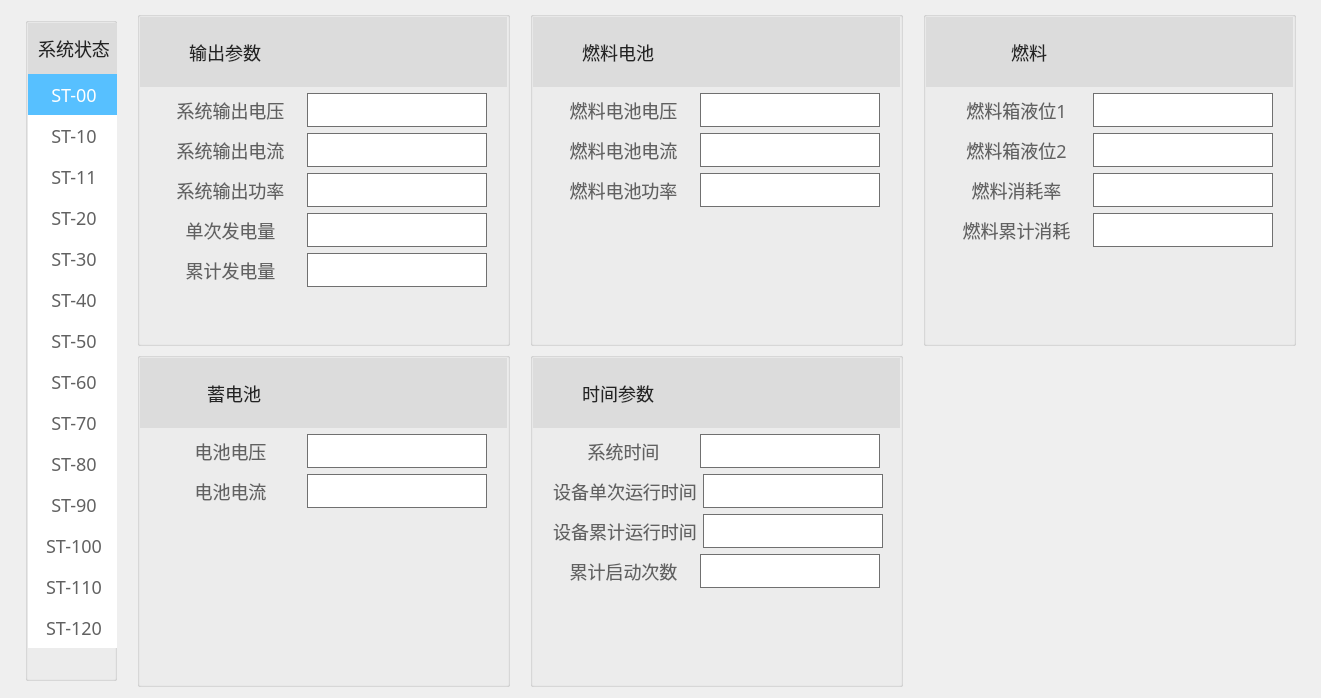
Qt form DeviceStatus/DataOverview/dataoverview.ui (Hccccc1/MOH_viewer) before a commit.
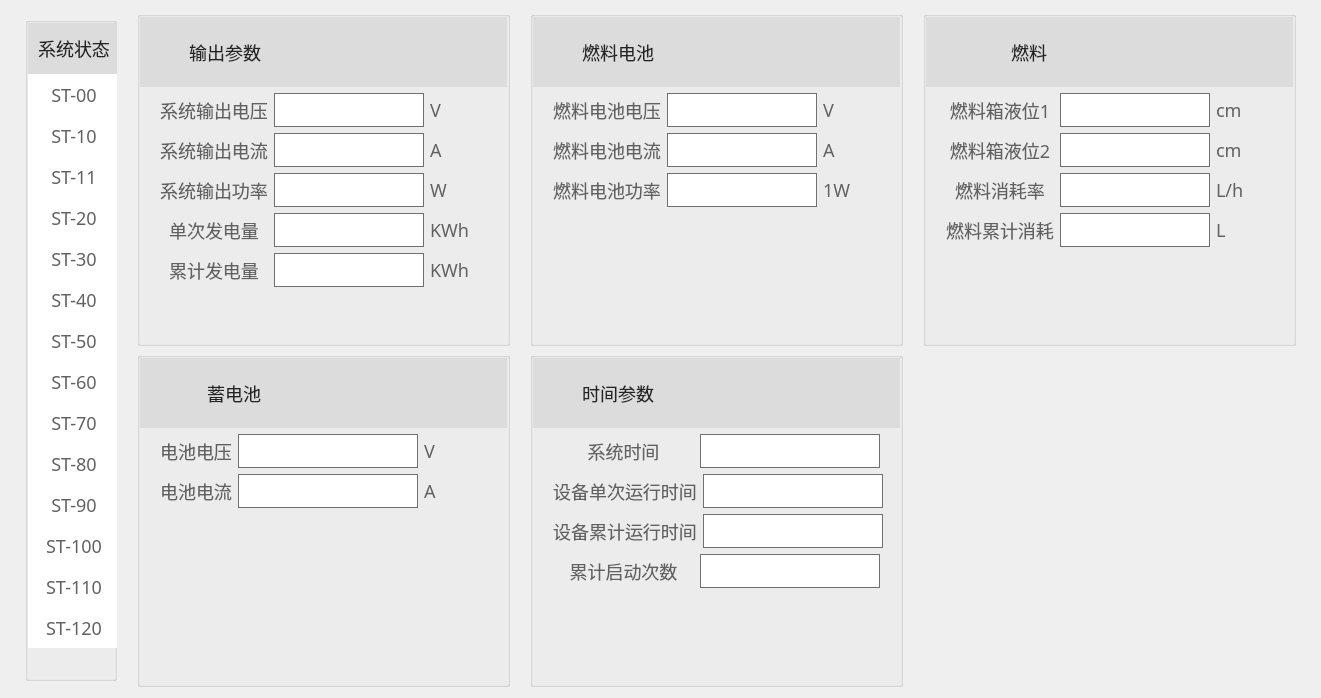
The same form after that commit.

Patch:
```diff
--- a/DeviceStatus/DataOverview/dataoverview.ui
+++ b/DeviceStatus/DataOverview/dataoverview.ui
@@ -101,12 +101,12 @@
         </property>
         <property name="styleSheet">
          <string notr="true">QLabel {
-background:rgba(87,192,255,1);
 font-size:18px;
 font-family:PingFang SC;
 font-weight:300;
 line-height:40px;
-color:rgba(255, 255, 255, 1);
+color:rgba(97,97,97,1);
+background:rgba(255,255,255,1);
 }</string>
         </property>
         <property name="text">
@@ -613,13 +613,13 @@
          <widget class="QLineEdit" name="totalFuelConsumption">
           <property name="minimumSize">
            <size>
-            <width>180</width>
+            <width>150</width>
             <height>34</height>
            </size>
           </property>
           <property name="maximumSize">
            <size>
-            <width>180</width>
+            <width>150</width>
             <height>34</height>
            </size>
           </property>
@@ -628,6 +628,22 @@
           </property>
          </widget>
         </item>
+        <item>
+         <widget class="QLabel" name="label_29">
+          <property name="styleSheet">
+           <string notr="true">QLabel {
+font-size:18px;
+font-family:PingFang SC;
+font-weight:300;
+line-height:50px;
+color:rgba(97,97,97,1);
+}</string>
+          </property>
+          <property name="text">
+           <string>L</string>
+          </property>
+         </widget>
+        </item>
        </layout>
       </item>
       <item row="2" column="0" colspan="2">
@@ -640,6 +656,12 @@
         </property>
         <item>
          <widget class="QLabel" name="label_21">
+          <property name="minimumSize">
+           <size>
+            <width>108</width>
+            <height>0</height>
+           </size>
+          </property>
           <property name="styleSheet">
            <string notr="true">QLabel {
 font-size:18px;
@@ -667,13 +689,13 @@
           </property>
           <property name="minimumSize">
            <size>
-            <width>180</width>
+            <width>150</width>
             <height>34</height>
            </size>
           </property>
           <property name="maximumSize">
            <size>
-            <width>180</width>
+            <width>150</width>
             <height>34</height>
            </size>
           </property>
@@ -682,6 +704,22 @@
           </property>
          </widget>
         </item>
+        <item>
+         <widget class="QLabel" name="label_24">
+          <property name="styleSheet">
+           <string notr="true">QLabel {
+font-size:18px;
+font-family:PingFang SC;
+font-weight:300;
+line-height:50px;
+color:rgba(97,97,97,1);
+}</string>
+          </property>
+          <property name="text">
+           <string>cm</string>
+          </property>
+         </widget>
+        </item>
        </layout>
       </item>
       <item row="5" column="1">
@@ -707,6 +745,12 @@
         </property>
         <item>
          <widget class="QLabel" name="label_20">
+          <property name="minimumSize">
+           <size>
+            <width>108</width>
+            <height>0</height>
+           </size>
+          </property>
           <property name="styleSheet">
            <string notr="true">QLabel {
 font-size:18px;
@@ -728,13 +772,13 @@
          <widget class="QLineEdit" name="fuelTankLeve_1">
           <property name="minimumSize">
            <size>
-            <width>180</width>
+            <width>150</width>
             <height>34</height>
            </size>
           </property>
           <property name="maximumSize">
            <size>
-            <width>180</width>
+            <width>150</width>
             <height>34</height>
            </size>
           </property>
@@ -743,6 +787,22 @@
           </property>
          </widget>
         </item>
+        <item>
+         <widget class="QLabel" name="label_18">
+          <property name="styleSheet">
+           <string notr="true">QLabel {
+font-size:18px;
+font-family:PingFang SC;
+font-weight:300;
+line-height:50px;
+color:rgba(97,97,97,1);
+}</string>
+          </property>
+          <property name="text">
+           <string>cm</string>
+          </property>
+         </widget>
+        </item>
        </layout>
       </item>
       <item row="3" column="0" colspan="2">
@@ -755,6 +815,12 @@
         </property>
         <item>
          <widget class="QLabel" name="label_22">
+          <property name="minimumSize">
+           <size>
+            <width>108</width>
+            <height>0</height>
+           </size>
+          </property>
           <property name="styleSheet">
            <string notr="true">QLabel {
 font-size:18px;
@@ -782,13 +848,13 @@
           </property>
           <property name="minimumSize">
            <size>
-            <width>180</width>
+            <width>150</width>
             <height>34</height>
            </size>
           </property>
           <property name="maximumSize">
            <size>
-            <width>180</width>
+            <width>150</width>
             <height>34</height>
            </size>
           </property>
@@ -797,6 +863,22 @@
           </property>
          </widget>
         </item>
+        <item>
+         <widget class="QLabel" name="label_28">
+          <property name="styleSheet">
+           <string notr="true">QLabel {
+font-size:18px;
+font-family:PingFang SC;
+font-weight:300;
+line-height:50px;
+color:rgba(97,97,97,1);
+}</string>
+          </property>
+          <property name="text">
+           <string>L/h</string>
+          </property>
+         </widget>
+        </item>
        </layout>
       </item>
       <item row="0" column="0" colspan="2">
@@ -1250,6 +1332,22 @@
           </property>
          </widget>
         </item>
+        <item>
+         <widget class="QLabel" name="label_36">
+          <property name="styleSheet">
+           <string notr="true">QLabel {
+font-size:18px;
+font-family:PingFang SC;
+font-weight:300;
+line-height:50px;
+color:rgba(97,97,97,1);
+}</string>
+          </property>
+          <property name="text">
+           <string>A</string>
+          </property>
+         </widget>
+        </item>
        </layout>
       </item>
       <item row="1" column="0" colspan="2">
@@ -1298,6 +1396,22 @@
           </property>
          </widget>
         </item>
+        <item>
+         <widget class="QLabel" name="label_30">
+          <property name="styleSheet">
+           <string notr="true">QLabel {
+font-size:18px;
+font-family:PingFang SC;
+font-weight:300;
+line-height:50px;
+color:rgba(97,97,97,1);
+}</string>
+          </property>
+          <property name="text">
+           <string>V</string>
+          </property>
+         </widget>
+        </item>
        </layout>
       </item>
       <item row="0" column="0" colspan="2">
@@ -1496,13 +1610,13 @@
           </property>
           <property name="minimumSize">
            <size>
-            <width>180</width>
+            <width>150</width>
             <height>34</height>
            </size>
           </property>
           <property name="maximumSize">
            <size>
-            <width>180</width>
+            <width>150</width>
             <height>34</height>
            </size>
           </property>
@@ -1511,6 +1625,22 @@
           </property>
          </widget>
         </item>
+        <item>
+         <widget class="QLabel" name="label_17">
+          <property name="styleSheet">
+           <string notr="true">QLabel {
+font-size:18px;
+font-family:PingFang SC;
+font-weight:300;
+line-height:50px;
+color:rgba(97,97,97,1);
+}</string>
+          </property>
+          <property name="text">
+           <string>1W</string>
+          </property>
+         </widget>
+        </item>
        </layout>
       </item>
       <item row="1" column="0" colspan="2">
@@ -1544,13 +1674,13 @@
          <widget class="QLineEdit" name="fuelBatVoltage">
           <property name="minimumSize">
            <size>
-            <width>180</width>
+            <width>150</width>
             <height>34</height>
            </size>
           </property>
           <property name="maximumSize">
            <size>
-            <width>180</width>
+            <width>150</width>
             <height>34</height>
            </size>
           </property>
@@ -1559,6 +1689,22 @@
           </property>
          </widget>
         </item>
+        <item>
+         <widget class="QLabel" name="label_6">
+          <property name="styleSheet">
+           <string notr="true">QLabel {
+font-size:18px;
+font-family:PingFang SC;
+font-weight:300;
+line-height:50px;
+color:rgba(97,97,97,1);
+}</string>
+          </property>
+          <property name="text">
+           <string>V</string>
+          </property>
+         </widget>
+        </item>
        </layout>
       </item>
       <item row="4" column="1">
@@ -1611,13 +1757,13 @@
           </property>
           <property name="minimumSize">
            <size>
-            <width>180</width>
+            <width>150</width>
             <height>34</height>
            </size>
           </property>
           <property name="maximumSize">
            <size>
-            <width>180</width>
+            <width>150</width>
             <height>34</height>
            </size>
           </property>
@@ -1626,6 +1772,22 @@
           </property>
          </widget>
         </item>
+        <item>
+         <widget class="QLabel" name="label_7">
+          <property name="styleSheet">
+           <string notr="true">QLabel {
+font-size:18px;
+font-family:PingFang SC;
+font-weight:300;
+line-height:50px;
+color:rgba(97,97,97,1);
+}</string>
+          </property>
+          <property name="text">
+           <string>A</string>
+          </property>
+         </widget>
+        </item>
        </layout>
       </item>
      </layout>
@@ -1664,108 +1826,6 @@
       <property name="bottomMargin">
        <number>0</number>
       </property>
-      <item row="1" column="0" colspan="2">
-       <layout class="QHBoxLayout" name="horizontalLayout_6">
-        <property name="leftMargin">
-         <number>20</number>
-        </property>
-        <property name="rightMargin">
-         <number>20</number>
-        </property>
-        <item>
-         <widget class="QLabel" name="label_9">
-          <property name="styleSheet">
-           <string notr="true">QLabel {
-font-size:18px;
-font-family:PingFang SC;
-font-weight:300;
-line-height:50px;
-color:rgba(97,97,97,1);
-}</string>
-          </property>
-          <property name="text">
-           <string>系统输出电压</string>
-          </property>
-          <property name="alignment">
-           <set>Qt::AlignCenter</set>
-          </property>
-         </widget>
-        </item>
-        <item>
-         <widget class="QLineEdit" name="sysOutputVoltage">
-          <property name="minimumSize">
-           <size>
-            <width>180</width>
-            <height>34</height>
-           </size>
-          </property>
-          <property name="maximumSize">
-           <size>
-            <width>180</width>
-            <height>34</height>
-           </size>
-          </property>
-          <property name="styleSheet">
-           <string notr="true">border:1px solid rgba(112,112,112,1);</string>
-          </property>
-         </widget>
-        </item>
-       </layout>
-      </item>
-      <item row="2" column="0" colspan="2">
-       <layout class="QHBoxLayout" name="horizontalLayout_7">
-        <property name="leftMargin">
-         <number>20</number>
-        </property>
-        <property name="rightMargin">
-         <number>20</number>
-        </property>
-        <item>
-         <widget class="QLabel" name="label_11">
-          <property name="styleSheet">
-           <string notr="true">QLabel {
-font-size:18px;
-font-family:PingFang SC;
-font-weight:300;
-line-height:50px;
-color:rgba(97,97,97,1);
-}</string>
-          </property>
-          <property name="text">
-           <string>系统输出电流</string>
-          </property>
-          <property name="alignment">
-           <set>Qt::AlignCenter</set>
-          </property>
-         </widget>
-        </item>
-        <item>
-         <widget class="QLineEdit" name="sysOutputCurrent">
-          <property name="sizePolicy">
-           <sizepolicy hsizetype="Expanding" vsizetype="Fixed">
-            <horstretch>0</horstretch>
-            <verstretch>0</verstretch>
-           </sizepolicy>
-          </property>
-          <property name="minimumSize">
-           <size>
-            <width>180</width>
-            <height>34</height>
-           </size>
-          </property>
-          <property name="maximumSize">
-           <size>
-            <width>180</width>
-            <height>34</height>
-           </size>
-          </property>
-          <property name="styleSheet">
-           <string notr="true">border:1px solid rgba(112,112,112,1);</string>
-          </property>
-         </widget>
-        </item>
-       </layout>
-      </item>
       <item row="3" column="0" colspan="2">
        <layout class="QHBoxLayout" name="horizontalLayout_11">
         <property name="leftMargin">
@@ -1803,13 +1863,13 @@
           </property>
           <property name="minimumSize">
            <size>
-            <width>180</width>
+            <width>150</width>
             <height>34</height>
            </size>
           </property>
           <property name="maximumSize">
            <size>
-            <width>180</width>
+            <width>150</width>
             <height>34</height>
            </size>
           </property>
@@ -1818,6 +1878,22 @@
           </property>
          </widget>
         </item>
+        <item>
+         <widget class="QLabel" name="label_3">
+          <property name="styleSheet">
+           <string notr="true">QLabel {
+font-size:18px;
+font-family:PingFang SC;
+font-weight:300;
+line-height:50px;
+color:rgba(97,97,97,1);
+}</string>
+          </property>
+          <property name="text">
+           <string>W</string>
+          </property>
+         </widget>
+        </item>
        </layout>
       </item>
       <item row="4" column="0" colspan="2">
@@ -1830,6 +1906,12 @@
         </property>
         <item>
          <widget class="QLabel" name="label_13">
+          <property name="minimumSize">
+           <size>
+            <width>108</width>
+            <height>0</height>
+           </size>
+          </property>
           <property name="styleSheet">
            <string notr="true">QLabel {
 font-size:18px;
@@ -1851,18 +1933,153 @@
          <widget class="QLineEdit" name="singlePowerProduced">
           <property name="minimumSize">
            <size>
-            <width>180</width>
+            <width>150</width>
             <height>34</height>
            </size>
           </property>
           <property name="maximumSize">
            <size>
-            <width>180</width>
+            <width>150</width>
             <height>34</height>
            </size>
           </property>
           <property name="styleSheet">
            <string notr="true">border:1px solid rgba(112,112,112,1);</string>
+          </property>
+         </widget>
+        </item>
+        <item>
+         <widget class="QLabel" name="label_4">
+          <property name="styleSheet">
+           <string notr="true">QLabel {
+font-size:18px;
+font-family:PingFang SC;
+font-weight:300;
+line-height:50px;
+color:rgba(97,97,97,1);
+}</string>
+          </property>
+          <property name="text">
+           <string>KWh</string>
+          </property>
+         </widget>
+        </item>
+       </layout>
+      </item>
+      <item row="0" column="0" colspan="2">
+       <widget class="QFrame" name="frame">
+        <property name="styleSheet">
+         <string notr="true">QFrame {
+background:rgba(220,220,220,1);
+}</string>
+        </property>
+        <layout class="QHBoxLayout" name="horizontalLayout">
+         <item>
+          <widget class="QLabel" name="label_8">
+           <property name="minimumSize">
+            <size>
+             <width>112</width>
+             <height>52</height>
+            </size>
+           </property>
+           <property name="maximumSize">
+            <size>
+             <width>112</width>
+             <height>52</height>
+            </size>
+           </property>
+           <property name="styleSheet">
+            <string notr="true">QLabel {
+font-size:18px;
+font-family:PingFang SC;
+font-weight:400;
+line-height:38px;
+color:rgba(35,35,35,1);
+}</string>
+           </property>
+           <property name="text">
+            <string>输出参数</string>
+           </property>
+           <property name="alignment">
+            <set>Qt::AlignRight|Qt::AlignTrailing|Qt::AlignVCenter</set>
+           </property>
+          </widget>
+         </item>
+         <item>
+          <spacer name="horizontalSpacer">
+           <property name="orientation">
+            <enum>Qt::Horizontal</enum>
+           </property>
+           <property name="sizeHint" stdset="0">
+            <size>
+             <width>40</width>
+             <height>20</height>
+            </size>
+           </property>
+          </spacer>
+         </item>
+        </layout>
+       </widget>
+      </item>
+      <item row="1" column="0" colspan="2">
+       <layout class="QHBoxLayout" name="horizontalLayout_6">
+        <property name="leftMargin">
+         <number>20</number>
+        </property>
+        <property name="rightMargin">
+         <number>20</number>
+        </property>
+        <item>
+         <widget class="QLabel" name="label_9">
+          <property name="styleSheet">
+           <string notr="true">QLabel {
+font-size:18px;
+font-family:PingFang SC;
+font-weight:300;
+line-height:50px;
+color:rgba(97,97,97,1);
+}</string>
+          </property>
+          <property name="text">
+           <string>系统输出电压</string>
+          </property>
+          <property name="alignment">
+           <set>Qt::AlignCenter</set>
+          </property>
+         </widget>
+        </item>
+        <item>
+         <widget class="QLineEdit" name="sysOutputVoltage">
+          <property name="minimumSize">
+           <size>
+            <width>150</width>
+            <height>34</height>
+           </size>
+          </property>
+          <property name="maximumSize">
+           <size>
+            <width>150</width>
+            <height>34</height>
+           </size>
+          </property>
+          <property name="styleSheet">
+           <string notr="true">border:1px solid rgba(112,112,112,1);</string>
+          </property>
+         </widget>
+        </item>
+        <item>
+         <widget class="QLabel" name="label">
+          <property name="styleSheet">
+           <string notr="true">QLabel {
+font-size:18px;
+font-family:PingFang SC;
+font-weight:300;
+line-height:50px;
+color:rgba(97,97,97,1);
+}</string>
+          </property>
+          <property name="text">
+           <string>V</string>
           </property>
          </widget>
         </item>
@@ -1878,6 +2095,12 @@
         </property>
         <item>
          <widget class="QLabel" name="label_15">
+          <property name="minimumSize">
+           <size>
+            <width>108</width>
+            <height>0</height>
+           </size>
+          </property>
           <property name="styleSheet">
            <string notr="true">QLabel {
 font-size:18px;
@@ -1899,18 +2122,104 @@
          <widget class="QLineEdit" name="totalPowerProduced">
           <property name="minimumSize">
            <size>
-            <width>180</width>
+            <width>150</width>
             <height>34</height>
            </size>
           </property>
           <property name="maximumSize">
            <size>
-            <width>180</width>
+            <width>150</width>
             <height>34</height>
            </size>
           </property>
           <property name="styleSheet">
            <string notr="true">border:1px solid rgba(112,112,112,1);</string>
+          </property>
+         </widget>
+        </item>
+        <item>
+         <widget class="QLabel" name="label_5">
+          <property name="styleSheet">
+           <string notr="true">QLabel {
+font-size:18px;
+font-family:PingFang SC;
+font-weight:300;
+line-height:50px;
+color:rgba(97,97,97,1);
+}</string>
+          </property>
+          <property name="text">
+           <string>KWh</string>
+          </property>
+         </widget>
+        </item>
+       </layout>
+      </item>
+      <item row="2" column="0" colspan="2">
+       <layout class="QHBoxLayout" name="horizontalLayout_7">
+        <property name="leftMargin">
+         <number>20</number>
+        </property>
+        <property name="rightMargin">
+         <number>20</number>
+        </property>
+        <item>
+         <widget class="QLabel" name="label_11">
+          <property name="styleSheet">
+           <string notr="true">QLabel {
+font-size:18px;
+font-family:PingFang SC;
+font-weight:300;
+line-height:50px;
+color:rgba(97,97,97,1);
+}</string>
+          </property>
+          <property name="text">
+           <string>系统输出电流</string>
+          </property>
+          <property name="alignment">
+           <set>Qt::AlignCenter</set>
+          </property>
+         </widget>
+        </item>
+        <item>
+         <widget class="QLineEdit" name="sysOutputCurrent">
+          <property name="sizePolicy">
+           <sizepolicy hsizetype="Expanding" vsizetype="Fixed">
+            <horstretch>0</horstretch>
+            <verstretch>0</verstretch>
+           </sizepolicy>
+          </property>
+          <property name="minimumSize">
+           <size>
+            <width>150</width>
+            <height>34</height>
+           </size>
+          </property>
+          <property name="maximumSize">
+           <size>
+            <width>150</width>
+            <height>34</height>
+           </size>
+          </property>
+          <property name="styleSheet">
+           <string notr="true">border:1px solid rgba(112,112,112,1);</string>
+          </property>
+         </widget>
+        </item>
+        <item>
+         <widget class="QLabel" name="label_2">
+          <property name="styleSheet">
+           <string notr="true">QLabel {
+font-size:18px;
+font-family:PingFang SC;
+font-weight:300;
+line-height:50px;
+color:rgba(97,97,97,1);
+}</string>
+          </property>
+          <property name="text">
+           <string>A</string>
           </property>
          </widget>
         </item>
```
Left out of the diff: 55 changed lines with no effect on the pictures.
